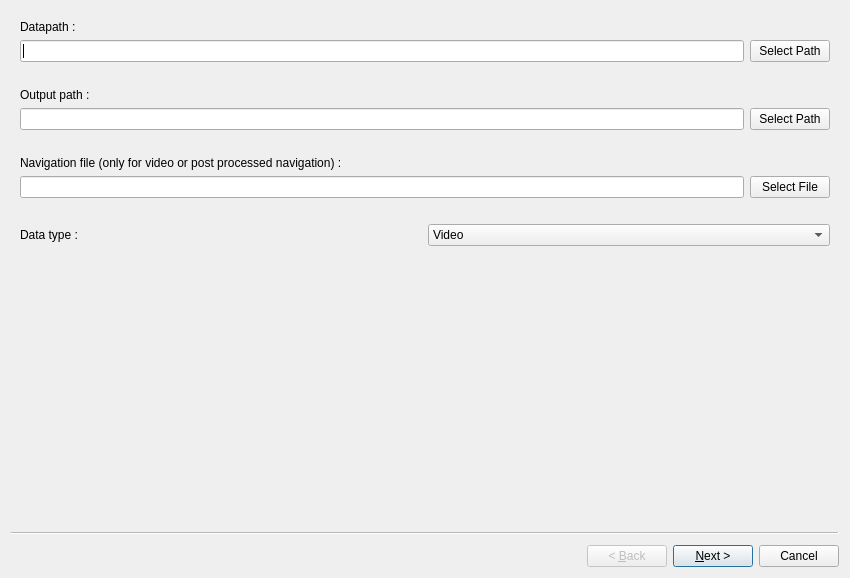
First picture: the form in Src/Tools/DataPreprocessingWizard/data_preprocessing_wizard.ui, repository IfremerUnderwater/Matisse, before the edit.
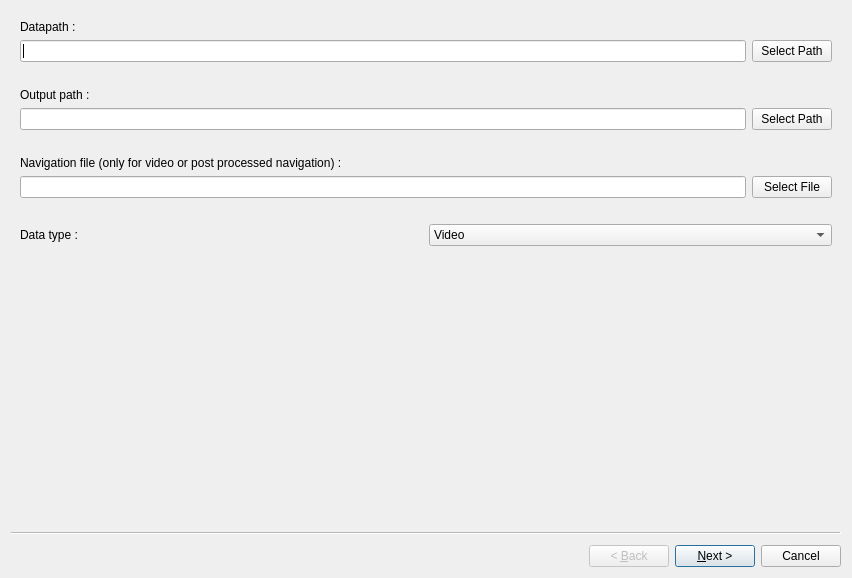
Second picture: the form after the edit.

What changed in the file:
```diff
--- a/Src/Tools/DataPreprocessingWizard/data_preprocessing_wizard.ui
+++ b/Src/Tools/DataPreprocessingWizard/data_preprocessing_wizard.ui
@@ -6,7 +6,7 @@
    <rect>
     <x>0</x>
     <y>0</y>
-    <width>850</width>
+    <width>852</width>
     <height>578</height>
    </rect>
   </property>
```
Left out of the diff: 10 changed lines with no effect on the pictures.
